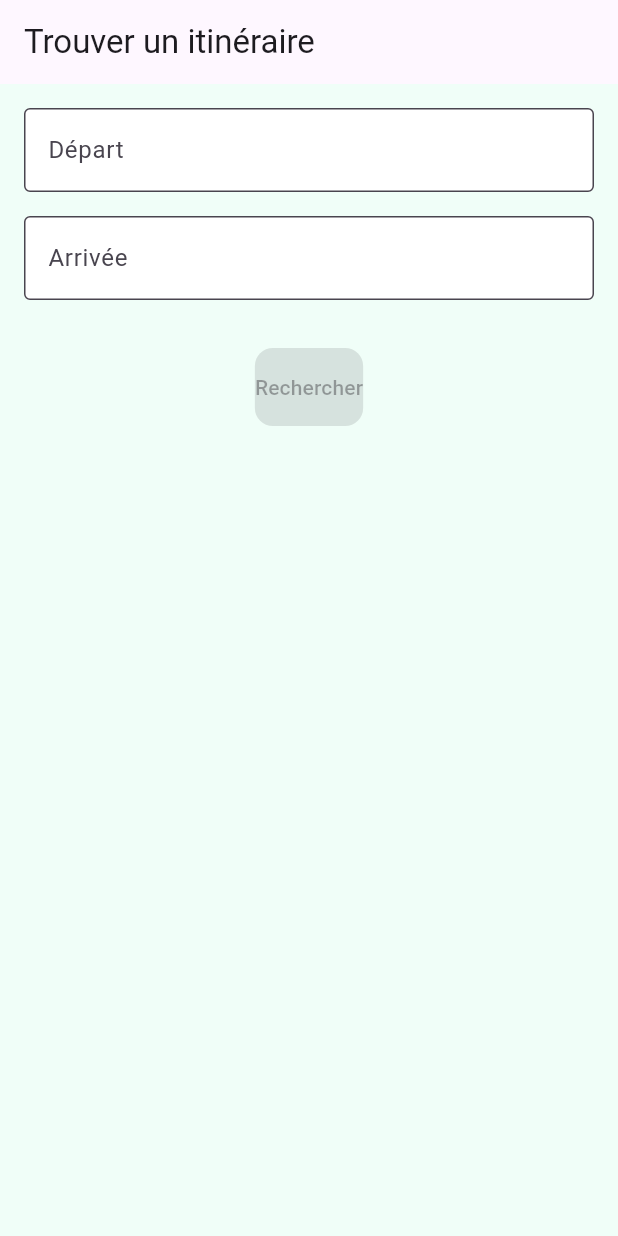
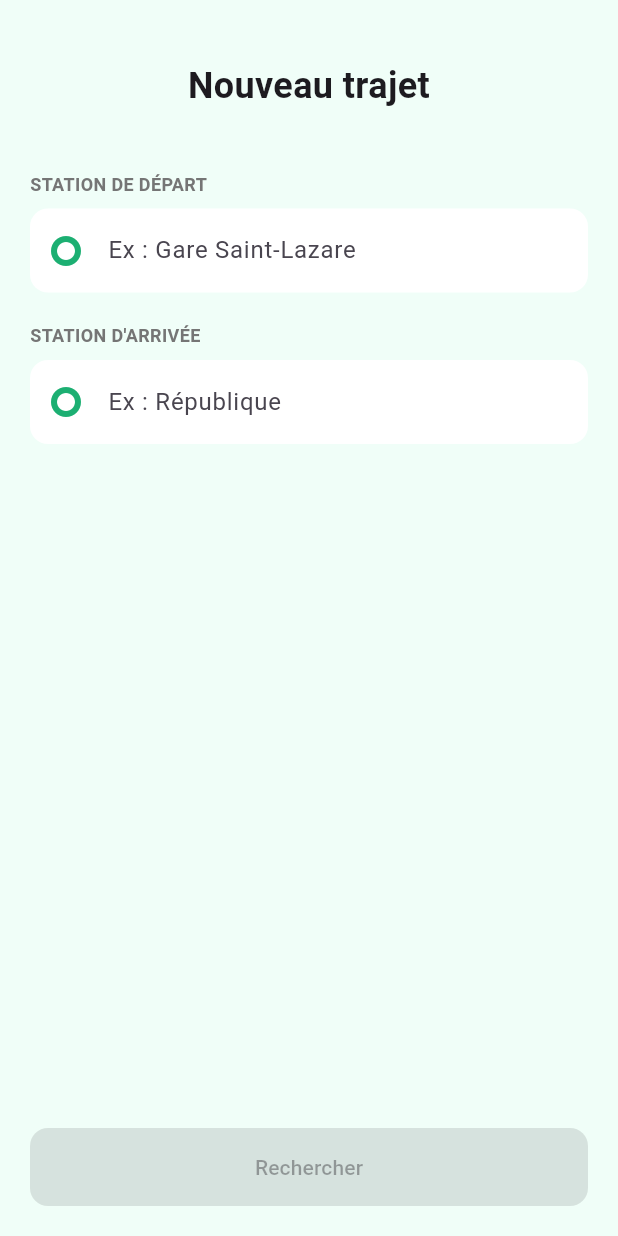
Before and after one commit to elodieln/projet_flutter_ratp, a Flutter app: the screen it shows after launch, on a phone screen of 412 x 824 dp. Run offline on Flutter 3.47's test engine with Material 3 defaults, Android fonts, the light colour scheme and no system bars; drawn by our look-alikes of flutter_typeahead; statements that could not run were skipped.

Commit message:
gros clean

```diff
--- a/lib/main.dart
+++ b/lib/main.dart
@@ -11,6 +11,7 @@ void main() async {
 
 class MyApp extends StatelessWidget {
   const MyApp({super.key});
+
   @override
   Widget build(BuildContext context) {
     return MaterialApp(
--- a/lib/models/positionnement.dart
+++ b/lib/models/positionnement.dart
@@ -1,48 +1,34 @@
 // lib/models/positionnement.dart
-
 class Positionnement {
-  final String? fromType;
-  final int? fromId;
-  final String? fromName;
-  final String? lineId;
-  final String? lineName;
-  final String? toType;
-  final int? toId;
-  final String? toName;
-  final String? positionAverage;
-  final int? position;
-  final int? positionMax;
-  final String? equipmentType;
+  final String fromName;
+  final String lineName;
+  final String toName;
+  final String positionAverage;
+  final int position;
+  final int positionMax;
 
   Positionnement({
-    this.fromType,
-    this.fromId,
-    this.fromName,
-    this.lineId,
-    this.lineName,
-    this.toType,
-    this.toId,
-    this.toName,
-    this.positionAverage,
-    this.position,
-    this.positionMax,
-    this.equipmentType,
+    required this.fromName,
+    required this.lineName,
+    required this.toName,
+    required this.positionAverage,
+    required this.position,
+    required this.positionMax,
   });
 
   factory Positionnement.fromJson(Map<String, dynamic> json) {
     return Positionnement(
-      fromType: json['from_type'],
-      fromId: json['from_id'],
-      fromName: json['from_name'],
-      lineId: json['line_id'],
-      lineName: json['line_name'],
-      toType: json['to_type'],
-      toId: json['to_id'],
-      toName: json['to_name'],
-      positionAverage: json['position_average'],
-      position: json['position'],
-      positionMax: json['position_max'],
-      equipmentType: json['equipment_type'],
+      fromName: json['from_name'] ?? 'N/A',
+      lineName: json['line_name'] ?? 'N/A',
+      toName: json['to_name'] ?? 'N/A',
+      positionAverage: json['position_average'] ?? 'N/A',
+      position: json['position'] ?? 0,
+      positionMax: json['position_max'] ?? 0,
     );
   }
+
+  @override
+  String toString() {
+    return 'Ligne $lineName: $fromName -> $toName ($positionAverage)';
+  }
 }
--- a/lib/screens/search_screen.dart
+++ b/lib/screens/search_screen.dart
@@ -1,107 +1,68 @@
 // lib/screens/search_screen.dart
-
+import 'package:projet_ratp/screens/results_screen.dart';
 import 'package:flutter/material.dart';
-import 'package:flutter_typeahead/flutter_typeahead.dart';
-import 'package:projet_ratp/services/pathfinding_service.dart';
-import 'package:projet_ratp/screens/results_screen.dart';
+import '../services/data_service.dart';
 
 class SearchScreen extends StatefulWidget {
   const SearchScreen({super.key});
 
   @override
-  _SearchScreenState createState() => _SearchScreenState();
+  State<SearchScreen> createState() => _SearchScreenState();
 }
 
 class _SearchScreenState extends State<SearchScreen> {
-  final TextEditingController _startStationController = TextEditingController();
-  final TextEditingController _endStationController = TextEditingController();
-  final PathfindingService _pathfindingService = PathfindingService();
+  final DataService _dataService = DataService();
+  String? _startStation;
+  String? _endStation;
 
-  bool _isButtonEnabled = false;
-
-  @override
-  void initState() {
-    super.initState();
-    _startStationController.addListener(_validateFields);
-    _endStationController.addListener(_validateFields);
-  }
-
-  void _validateFields() {
-    setState(() {
-      _isButtonEnabled = _startStationController.text.isNotEmpty && _endStationController.text.isNotEmpty;
-    });
-  }
-
-  @override
-  void dispose() {
-    _startStationController.dispose();
-    _endStationController.dispose();
-    super.dispose();
-  }
+  bool get isSearchButtonEnabled =>
+      _startStation != null && _endStation != null && _startStation != _endStation;
 
   @override
   Widget build(BuildContext context) {
     return Scaffold(
-      appBar: AppBar(
-        title: const Text('Trouver un itinéraire'),
+      body: SafeArea(
+        child: Padding(
+          padding: const EdgeInsets.all(20.0),
+          child: Column(
+            crossAxisAlignment: CrossAxisAlignment.stretch,
+            children: [
+              const SizedBox(height: 20),
+              const Text(
+                'Nouveau trajet',
+                style: TextStyle(fontSize: 24, fontWeight: FontWeight.bold),
+                textAlign: TextAlign.center,
               ),
-      body: Padding(
-        padding: const EdgeInsets.all(16.0),
-        child: Column(
-          children: [
-            // NOUVEAU: Utilisation de TypeAheadField pour l'auto-complétion
-            TypeAheadField<String>(
-              suggestionsCallback: (pattern) async {
-                return await _pathfindingService.getStationSuggestions(pattern);
+              const SizedBox(height: 40),
+              _buildAutocompleteField(
+                label: 'STATION DE DÉPART',
+                hint: 'Ex : Gare Saint-Lazare',
+                onSelected: (station) {
+                  setState(() {
+                    _startStation = station;
+                  });
                 },
-              itemBuilder: (context, suggestion) {
-                return ListTile(
-                  title: Text(suggestion),
-                );
+              ),
+              const SizedBox(height: 20),
+              _buildAutocompleteField(
+                label: 'STATION D\'ARRIVÉE',
+                hint: 'Ex : République',
+                onSelected: (station) {
+                  setState(() {
+                    _endStation = station;
+                  });
                 },
-              onSuggestionSelected: (suggestion) {
-                _startStationController.text = suggestion;
-              },
-              textFieldConfiguration: TextFieldConfiguration(
-                controller: _startStationController,
-                decoration: const InputDecoration(
-                  labelText: 'Départ',
-                  border: OutlineInputBorder(),
               ),
-              ),
-            ),
-            const SizedBox(height: 16),
-            TypeAheadField<String>(
-              suggestionsCallback: (pattern) async {
-                return await _pathfindingService.getStationSuggestions(pattern);
-              },
-              itemBuilder: (context, suggestion) {
-                return ListTile(
-                  title: Text(suggestion),
-                );
-              },
-              onSuggestionSelected: (suggestion) {
-                _endStationController.text = suggestion;
-              },
-              textFieldConfiguration: TextFieldConfiguration(
-                controller: _endStationController,
-                decoration: const InputDecoration(
-                  labelText: 'Arrivée',
-                  border: OutlineInputBorder(),
-                ),
-              ),
-            ),
-            const SizedBox(height: 32),
+              const Spacer(),
               ElevatedButton(
-              // CHANGEMENT: Activation/Désactivation dynamique du bouton
-              onPressed: _isButtonEnabled
+                onPressed: isSearchButtonEnabled
                     ? () {
                         Navigator.push(
                           context,
                           MaterialPageRoute(
                             builder: (context) => ResultsScreen(
-                            startStation: _startStationController.text,
-                            endStation: _endStationController.text,
+                              startStation: _startStation!,
+                              endStation: _endStation!,
                             ),
                           ),
                         );
@@ -112,6 +73,82 @@ class _SearchScreenState extends State<SearchScreen> {
             ],
           ),
         ),
+      ),
+    );
+  }
+
+  Widget _buildAutocompleteField({
+    required String label,
+    required String hint,
+    required Function(String) onSelected,
+  }) {
+    return Column(
+      crossAxisAlignment: CrossAxisAlignment.start,
+      children: [
+        Text(
+          label,
+          style: TextStyle(
+            color: Colors.grey[600],
+            fontWeight: FontWeight.bold,
+            fontSize: 12,
+          ),
+        ),
+        const SizedBox(height: 8),
+        Autocomplete<String>(
+          optionsBuilder: (TextEditingValue textEditingValue) {
+            if (textEditingValue.text.isEmpty) {
+              return const Iterable<String>.empty();
+            }
+            return _dataService.stationNames.where((String option) {
+              return option
+                  .toLowerCase()
+                  .contains(textEditingValue.text.toLowerCase());
+            });
+          },
+          onSelected: onSelected,
+          fieldViewBuilder:
+              (context, textEditingController, focusNode, onFieldSubmitted) {
+            return TextField(
+              controller: textEditingController,
+              focusNode: focusNode,
+              decoration: InputDecoration(
+                hintText: hint,
+                prefixIcon: const Icon(Icons.trip_origin),
+              ),
+            );
+          },
+          optionsViewBuilder: (context, onSelected, options) {
+            return Align(
+              alignment: Alignment.topLeft,
+              child: Material(
+                elevation: 4.0,
+                borderRadius: BorderRadius.circular(8),
+                child: ConstrainedBox(
+                  constraints: BoxConstraints(
+                      maxHeight: 250,
+                      maxWidth: MediaQuery.of(context).size.width - 40),
+                  child: ListView.builder(
+                    padding: EdgeInsets.zero,
+                    shrinkWrap: true,
+                    itemCount: options.length,
+                    itemBuilder: (BuildContext context, int index) {
+                      final String option = options.elementAt(index);
+                      return InkWell(
+                        onTap: () {
+                          onSelected(option);
+                        },
+                        child: ListTile(
+                          title: Text(option),
+                        ),
+                      );
+                    },
+                  ),
+                ),
+              ),
+            );
+          },
+        ),
+      ],
     );
   }
 }
--- a/lib/services/data_service.dart
+++ b/lib/services/data_service.dart
@@ -1,18 +1,36 @@
 // lib/services/data_service.dart
-
 import 'dart:convert';
-import 'package:flutter/services.dart' show rootBundle;
-import 'package:projet_ratp/models/positionnement.dart';
+import 'package:flutter/services.dart';
+import '../models/positionnement.dart';
 
 class DataService {
-  Future<List<Positionnement>> loadData() async {
-    try {
-      final jsonString = await rootBundle.loadString('asset/positionnement-dans-la-rame.json');
-      final List<dynamic> jsonResponse = json.decode(jsonString);
-      return jsonResponse.map((data) => Positionnement.fromJson(data)).toList();
-    } catch (e) {
-      print('Erreur lors du chargement des données: $e');
-      return [];
+  static final DataService _instance = DataService._internal();
+  factory DataService() => _instance;
+  DataService._internal();
+
+  List<Positionnement> _allSegments = [];
+  List<String> _stationNames = [];
+
+  Future<void> loadData() async {
+    if (_allSegments.isNotEmpty) return;
+
+    final String response = await rootBundle.loadString('asset/positionnement-dans-la-rame.json');
+    final List<dynamic> data = await json.decode(response);
+
+    // On filtre pour ne garder que les connexions entre stations (stop_point)
+    _allSegments = data
+        .where((json) => json['from_type'] == 'stop_point' && json['to_type'] == 'stop_point')
+        .map((json) => Positionnement.fromJson(json))
+        .toList();
+
+    final Set<String> names = {};
+    for (var segment in _allSegments) {
+      names.add(segment.fromName);
+      names.add(segment.toName);
     }
+    _stationNames = names.toList()..sort();
   }
+
+  List<Positionnement> get allSegments => _allSegments;
+  List<String> get stationNames => _stationNames;
 }
```
Also changed, not shown: lib/screens/results_screen.dart (+2 -20 lines), lib/services/pathfinding_service.dart (+67 -108 lines). Lines whose indentation alone changed are shown as unchanged.
